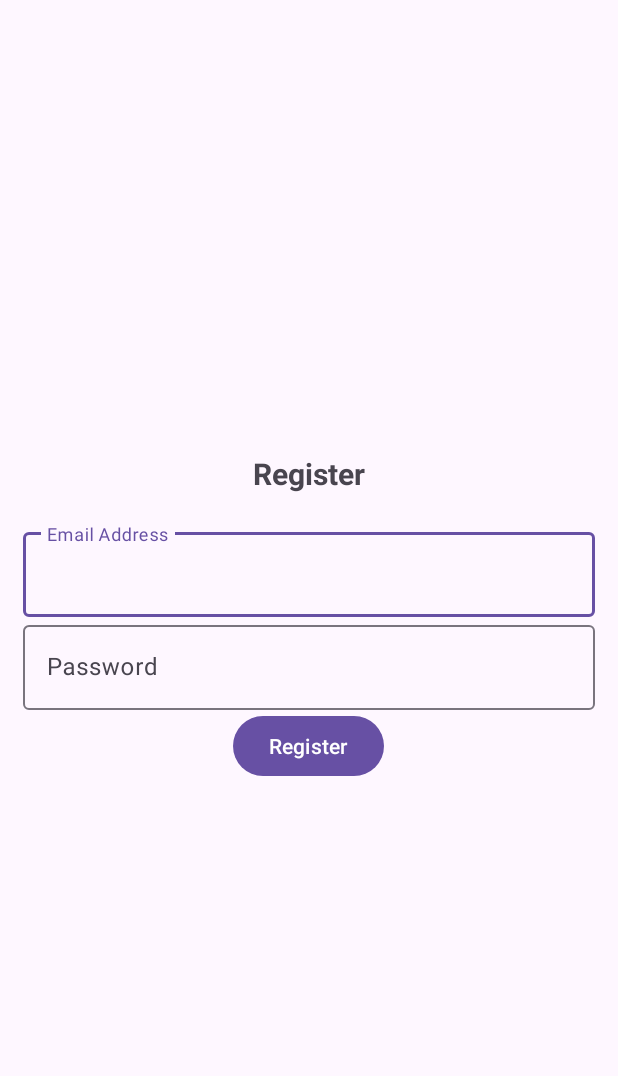
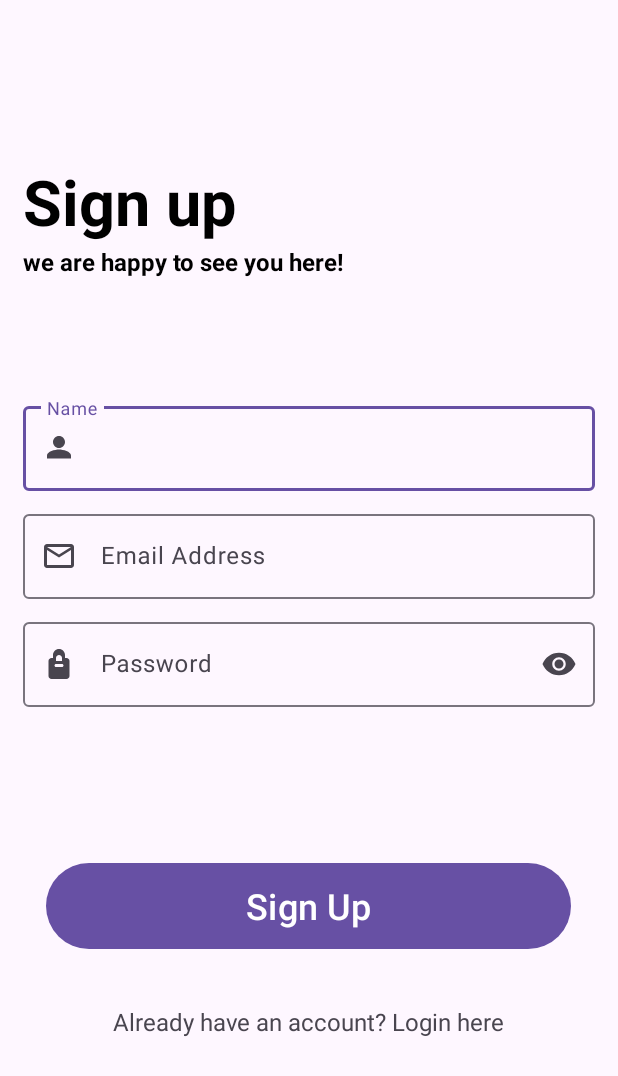
Before and after one commit to Yongey/ANDE_CA2, an Android app: the layout activity_register.xml on its own in the app's theme, with its tools: preview values and no code run, on a phone screen of 412 x 824 dp. Shown: the top 1076 px of the screen. Run offline under Robolectric (Android 15) with nearby library versions, the phone set to English and light mode, and no system bars.

Commit message:
ca2 files

```diff
--- /dev/null
+++ b/app/src/main/res/drawable/clear_icon.xml
@@ -0,0 +1,4 @@
+<?xml version="1.0" encoding="utf-8"?>
+<layer-list xmlns:android="http://schemas.android.com/apk/res/android">
+    <item android:drawable="@android:drawable/ic_menu_close_clear_cancel"/>
+</layer-list>
--- /dev/null
+++ b/app/src/main/res/drawable/ic_eye_show.xml
@@ -0,0 +1,10 @@
+<?xml version="1.0" encoding="utf-8"?>
+<vector xmlns:android="http://schemas.android.com/apk/res/android"
+    android:height="24dp"
+    android:width="24dp"
+    android:viewportHeight="24.0"
+    android:viewportWidth="24.0">
+    <path
+        android:fillColor="#000000"
+    android:pathData="M12,4.5C7,4.5 2.73,7.61 1,12 2.73,16.39 7,19.5 12,19.5s9.27,-3.11 11,-7.5c-1.73,-4.39 -6,-7.5 -11,-7.5zM12,16.5c-2.49,0 -4.5,-2.01 -4.5,-4.5s2.01,-4.5 4.5,-4.5 4.5,2.01 4.5,4.5 -2.01,4.5 -4.5,4.5zM12,9c-1.66,0 -3,1.34 -3,3s1.34,3 3,3 3,-1.34 3,-3 -1.34,-3 -3,-3z"/>
+</vector>
--- /dev/null
+++ b/app/src/main/res/drawable/ic_person.xml
@@ -0,0 +1,10 @@
+<?xml version="1.0" encoding="utf-8"?>
+<vector xmlns:android="http://schemas.android.com/apk/res/android"
+    android:height="24dp"
+    android:width="24dp"
+    android:viewportHeight="24.0"
+    android:viewportWidth="24.0">
+    <path
+        android:fillColor="#FF000000"
+        android:pathData="M12,12c2.21,0 4,-1.79 4,-4s-1.79,-4 -4,-4 -4,1.79 -4,4 1.79,4 4,4zM12,13c-2.67,0 -8,1.34 -8,4v2h16v-2c0,-2.66 -5.33,-4 -8,-4z" />
+</vector>
--- a/app/src/main/res/layout/activity_main.xml
+++ b/app/src/main/res/layout/activity_main.xml
@@ -74,6 +74,7 @@
         app:layout_constraintHorizontal_bias="0.521"
         app:layout_constraintStart_toStartOf="parent"
         app:layout_constraintTop_toBottomOf="@+id/textView5" />
+
 
     <TextView
         android:id="@+id/textView3"
--- a/app/src/main/res/layout/activity_register.xml
+++ b/app/src/main/res/layout/activity_register.xml
@@ -10,39 +10,91 @@
     tools:context=".Register">
 
     <TextView
-        android:text="@string/register"
-        android:textSize="20sp"
-        android:textStyle="bold"
-        android:gravity="center"
-        android:layout_marginBottom="20dp"
         android:layout_width="match_parent"
-        android:layout_height="wrap_content"/>
+        android:layout_height="wrap_content"
+        android:layout_marginTop="-25dp"
+        android:layout_marginBottom="10dp"
+        android:gravity="left"
+        android:text="Sign up"
+        android:textColor="#000000"
+        android:textSize="42sp"
+        android:textStyle="bold" />
+
+    <TextView
+        android:layout_width="match_parent"
+        android:layout_height="wrap_content"
+        android:layout_marginTop="-9dp"
+        android:layout_marginBottom="80dp"
+        android:gravity="left"
+        android:text="we are happy to see you here!"
+        android:textColor="#000000"
+        android:textSize="16sp"
+        android:textStyle="bold" />
     <com.google.android.material.textfield.TextInputLayout
         android:layout_width="match_parent"
-        android:layout_height="wrap_content">
+        android:layout_height="wrap_content"
+        app:startIconDrawable="@drawable/ic_person">
+        <com.google.android.material.textfield.TextInputEditText
+            android:id="@+id/username"
+            android:layout_width="match_parent"
+            android:layout_height="wrap_content"
+            android:hint="Name"
+            android:layout_marginBottom="10dp"
+            android:inputType="textPersonName"/>
+    </com.google.android.material.textfield.TextInputLayout>
+    <com.google.android.material.textfield.TextInputLayout
+        android:layout_width="match_parent"
+        android:layout_height="wrap_content"
+        app:startIconDrawable="@drawable/ic_email"
+        >
         <com.google.android.material.textfield.TextInputEditText
             android:id="@+id/email"
             android:hint="@string/email"
             android:layout_width="match_parent"
-            android:layout_height="wrap_content"/>
+            android:layout_height="wrap_content"
+            android:inputType="textEmailAddress|textNoSuggestions"/>
     </com.google.android.material.textfield.TextInputLayout>
 
 
     <com.google.android.material.textfield.TextInputLayout
         android:layout_width="match_parent"
-        android:layout_height="wrap_content">
+        android:layout_height="wrap_content"
+        app:startIconDrawable="@drawable/ic_lock"
+        android:layout_marginTop="10dp"
+        app:endIconMode="password_toggle"
+        app:endIconDrawable="@drawable/ic_eye_show">
         <com.google.android.material.textfield.TextInputEditText
             android:id="@+id/password"
             android:hint="@string/password"
+            android:imeOptions="actionDone"
             android:layout_width="match_parent"
-            android:layout_height="wrap_content"/>
+            android:layout_height="wrap_content"
+            android:inputType="textPassword"
+
+            />
     </com.google.android.material.textfield.TextInputLayout>
-
+    <ProgressBar
+        android:id="@+id/progress_bar"
+        android:layout_width="wrap_content"
+        android:layout_height="wrap_content"
+        android:layout_marginTop="20dp"
+        android:visibility="gone" />
     <Button
         android:id="@+id/btn_register"
-        android:text="@string/register"
+        android:text="@string/sign_up"
+        android:layout_width="350dp"
+        android:textSize="24sp"
+        android:layout_marginTop="100dp"
+        android:layout_height="65dp"/>
+
+    <TextView
+        android:id="@+id/tv_login"
         android:layout_width="wrap_content"
-        android:layout_height="wrap_content"/>
-
-
+        android:layout_height="wrap_content"
+        android:layout_below="@+id/btn_register"
+        android:layout_centerHorizontal="true"
+        android:layout_marginTop="33dp"
+        android:text="Already have an account? Login here"
+        android:textSize="16sp"
+        />
 </LinearLayout>
--- a/app/src/main/res/values/colors.xml
+++ b/app/src/main/res/values/colors.xml
@@ -2,6 +2,6 @@
 <resources>
     <color name="black">#FF000000</color>
     <color name="white">#FFFFFFFF</color>
-    <color name="btn_login">#000000</color>
+    <color name="btn_login">#FF000000</color>
     <color name="blue_color">#1162FF</color>
 </resources>
--- a/app/src/main/res/values/strings.xml
+++ b/app/src/main/res/values/strings.xml
@@ -6,5 +6,6 @@
     <string name="email">Email Address</string>
     <string name="password">Password</string>
     <string name="register">Register</string>
-    <string name="welcome_back">Welcome back!</string>
+    <string name="welcome_back">Welcome Back!</string>
+    <string name="sign_up">Sign Up</string>
 </resources>
```
Also changed, not shown: app/src/main/java/com/example/ca1_mainscreen/Login.java (+78 -69 lines), app/src/main/java/com/example/ca1_mainscreen/MainActivity.java (+15 -0 lines), app/src/main/java/com/example/ca1_mainscreen/Register.java (+159 -1 lines), app/src/main/java/com/example/ca1_mainscreen/Settings.java (+36 -1 lines), app/src/main/res/drawable/ic_eye_hide.xml (added, +13 -0 lines), app/src/main/res/layout/activity_login.xml (+9 -3 lines), app/src/main/res/layout/activity_settings.xml (+22 -2 lines).
